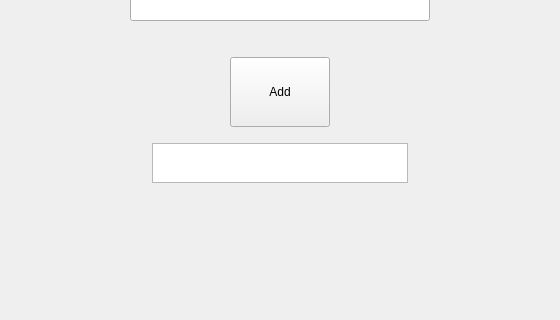
First picture: the form in Project/add_to_category.ui, repository AminNaghiyan/uiap92_project, before the edit; both pictures show x 120 to 680 and y 380 to 700 of the 800 by 700 pixel window.
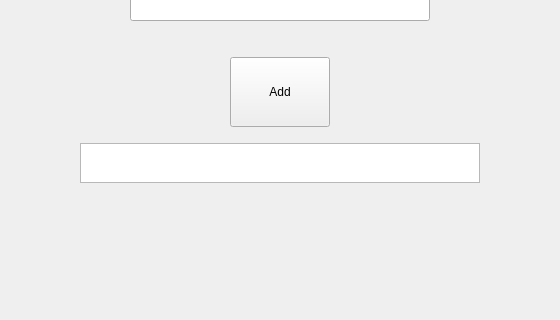
Second picture: the form after the edit. Icons and pictures are not drawn.

Diff of the .ui file:
```diff
--- a/Project/add_to_category.ui
+++ b/Project/add_to_category.ui
@@ -553,13 +553,13 @@
          </property>
          <property name="minimumSize">
           <size>
-           <width>0</width>
+           <width>400</width>
            <height>40</height>
           </size>
          </property>
          <property name="maximumSize">
           <size>
-           <width>16777215</width>
+           <width>600</width>
            <height>40</height>
           </size>
          </property>
```
